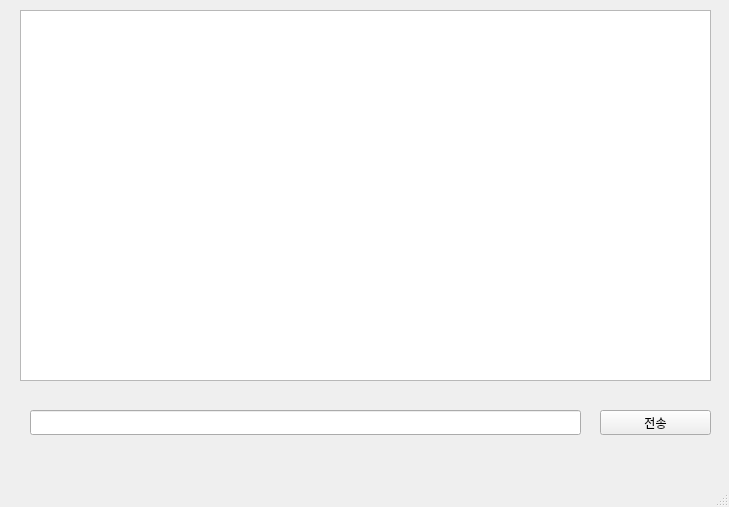
First picture: the form in Client/Client.ui, repository BLUEVERY8/chat, before the edit.
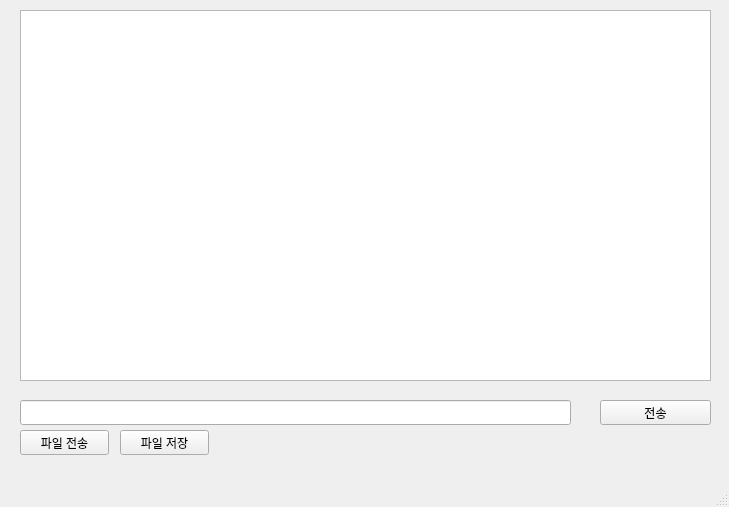
Second picture: the form after the edit.

Commit message: 프로토콜 없이 파일 전송

What changed in the file:
```diff
--- a/Client/Client.ui
+++ b/Client/Client.ui
@@ -36,8 +36,8 @@
    <widget class="QLineEdit" name="lineEdit">
     <property name="geometry">
      <rect>
-      <x>30</x>
-      <y>410</y>
+      <x>20</x>
+      <y>400</y>
       <width>551</width>
       <height>25</height>
      </rect>
@@ -47,7 +47,7 @@
     <property name="geometry">
      <rect>
       <x>600</x>
-      <y>410</y>
+      <y>400</y>
       <width>111</width>
       <height>25</height>
      </rect>
@@ -59,6 +59,32 @@
      <string>전송</string>
     </property>
    </widget>
+   <widget class="QPushButton" name="pushButtonSendFile">
+    <property name="geometry">
+     <rect>
+      <x>20</x>
+      <y>430</y>
+      <width>89</width>
+      <height>25</height>
+     </rect>
+    </property>
+    <property name="text">
+     <string>파일 전송</string>
+    </property>
+   </widget>
+   <widget class="QPushButton" name="pushButtonReceiveFile">
+    <property name="geometry">
+     <rect>
+      <x>120</x>
+      <y>430</y>
+      <width>89</width>
+      <height>25</height>
+     </rect>
+    </property>
+    <property name="text">
+     <string>파일 저장</string>
+    </property>
+   </widget>
   </widget>
   <widget class="QMenuBar" name="menubar">
    <property name="geometry">
```
Left out of the diff: 2 changed lines with no effect on the pictures. The commit also changes 17 other files.
